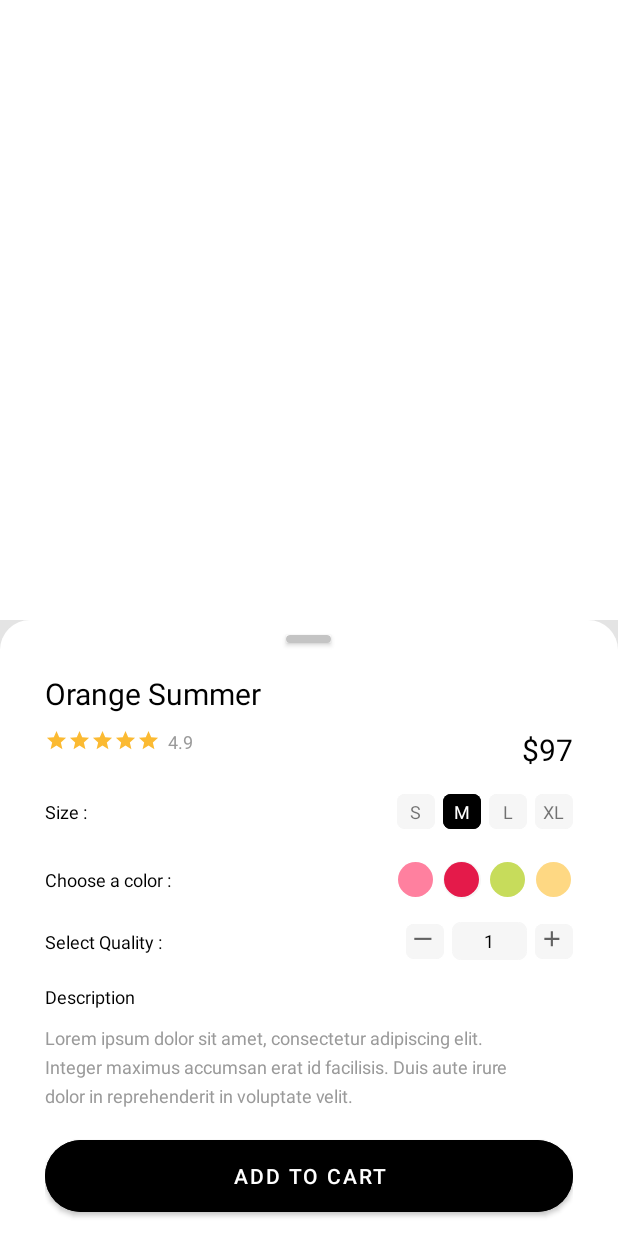
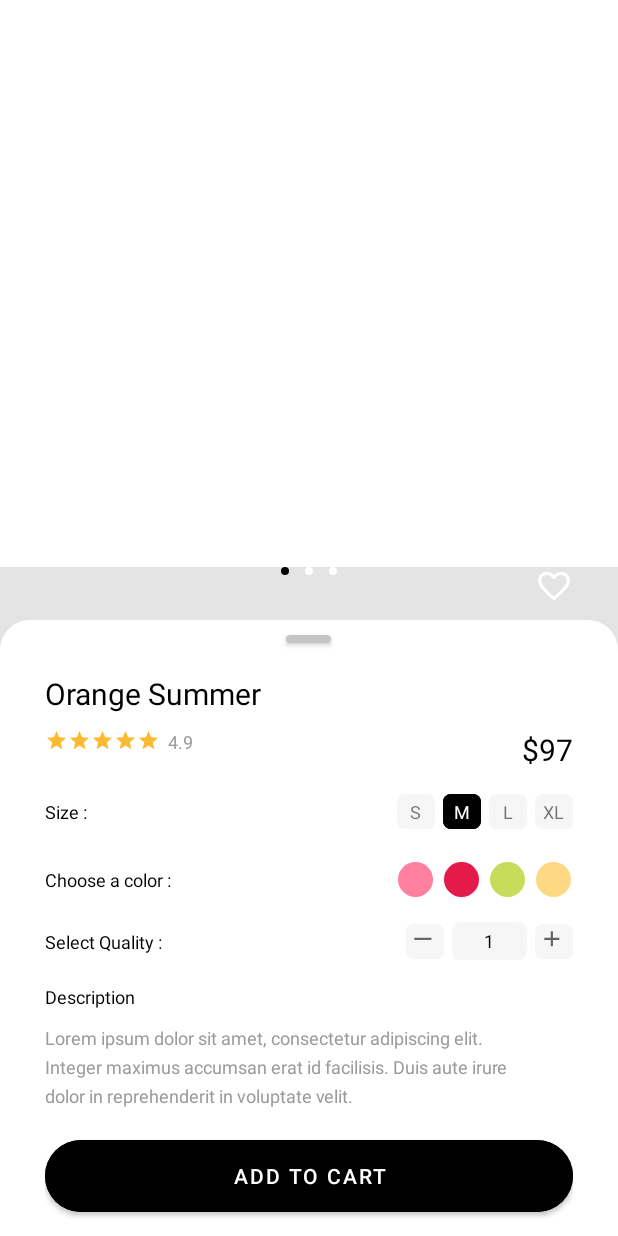
Before and after one commit to ETS-Android2/MindshopUI-Android, an Android app: the Sign screen opened directly, with no data from a screen before it, after a tap on "SEND PASSWORD", on a phone screen of 412 x 824 dp. Run offline under Robolectric (Android 15) with nearby library versions, the phone set to English and light mode, and no system bars; 2 other taps on this screen came first.

```diff
--- /dev/null
+++ b/app/src/main/res/drawable/white_heart.xml
@@ -0,0 +1,9 @@
+<vector xmlns:android="http://schemas.android.com/apk/res/android"
+    android:width="24dp"
+    android:height="24dp"
+    android:viewportWidth="24"
+    android:viewportHeight="24">
+    <path
+        android:pathData="M16.5,3c-1.74,0 -3.41,0.81 -4.5,2.09C10.91,3.81 9.24,3 7.5,3 4.42,3 2,5.42 2,8.5c0,3.78 3.4,6.86 8.55,11.54L12,21.35l1.45,-1.32C18.6,15.36 22,12.28 22,8.5 22,5.42 19.58,3 16.5,3zM12.1,18.55l-0.1,0.1 -0.1,-0.1C7.14,14.24 4,11.39 4,8.5 4,6.5 5.5,5 7.5,5c1.54,0 3.04,0.99 3.57,2.36h1.87C13.46,5.99 14.96,5 16.5,5c2,0 3.5,1.5 3.5,3.5 0,2.89 -3.14,5.74 -7.9,10.05z"
+        android:fillColor="@color/white"/>
+</vector>
--- a/app/src/main/res/layout/orderinfo_popup.xml
+++ b/app/src/main/res/layout/orderinfo_popup.xml
@@ -9,9 +9,61 @@
     <LinearLayout
         android:layout_width="match_parent"
         android:layout_height="wrap_content"
-        android:background="@drawable/popup_sheet"
         android:orientation="vertical"
         app:layout_constraintBottom_toBottomOf="parent">
+
+        <RelativeLayout
+            android:layout_width="match_parent"
+            android:layout_height="wrap_content"
+            android:layout_marginBottom="10dp">
+
+            <ImageView
+                android:layout_width="25dp"
+                android:layout_height="25dp"
+                android:layout_alignParentEnd="true"
+                android:layout_marginEnd="30dp"
+                android:contentDescription="@string/TODO"
+                android:src="@drawable/white_heart" />
+
+            <LinearLayout
+                android:layout_width="wrap_content"
+                android:layout_height="wrap_content"
+                android:layout_centerHorizontal="true">
+
+                <ImageView
+                    android:layout_width="5dp"
+                    android:layout_height="5dp"
+                    android:layout_centerInParent="true"
+                    android:layout_marginHorizontal="5dp"
+                    android:background="@drawable/circle"
+                    android:backgroundTint="@color/black"
+                    android:contentDescription="@string/TODO" />
+
+                <ImageView
+                    android:layout_width="5dp"
+                    android:layout_height="5dp"
+                    android:layout_centerInParent="true"
+                    android:layout_marginHorizontal="5dp"
+                    android:background="@drawable/circle"
+                    android:backgroundTint="@color/white"
+                    android:contentDescription="@string/TODO" />
+
+                <ImageView
+                    android:layout_width="5dp"
+                    android:layout_height="5dp"
+                    android:layout_centerInParent="true"
+                    android:layout_marginHorizontal="5dp"
+                    android:background="@drawable/circle"
+                    android:backgroundTint="@color/white"
+                    android:contentDescription="@string/TODO" />
+            </LinearLayout>
+        </RelativeLayout>
+
+        <LinearLayout
+            android:layout_width="match_parent"
+            android:layout_height="wrap_content"
+            android:background="@drawable/popup_sheet"
+            android:orientation="vertical">
 
 
             <LinearLayout
@@ -150,6 +202,7 @@
                             <RelativeLayout
                                 android:layout_width="wrap_content"
                                 android:layout_height="wrap_content">
+
                                 <com.google.android.material.button.MaterialButton
                                     android:layout_width="25dp"
                                     android:layout_height="35dp"
@@ -157,11 +210,12 @@
                                     android:backgroundTint="@color/_F6F6F6"
                                     android:stateListAnimator="@null"
                                     app:cornerRadius="5dp" />
+
                                 <ImageView
                                     android:layout_width="wrap_content"
-                                android:src="@drawable/minus_icon"
+                                    android:layout_height="wrap_content"
                                     android:layout_centerInParent="true"
-                                android:layout_height="wrap_content"/>
+                                    android:src="@drawable/minus_icon" />
                             </RelativeLayout>
 
                             <RelativeLayout
@@ -183,6 +237,7 @@
                             <RelativeLayout
                                 android:layout_width="wrap_content"
                                 android:layout_height="wrap_content">
+
                                 <com.google.android.material.button.MaterialButton
                                     android:layout_width="25dp"
                                     android:layout_height="35dp"
@@ -190,11 +245,12 @@
                                     android:backgroundTint="@color/_F6F6F6"
                                     android:stateListAnimator="@null"
                                     app:cornerRadius="5dp" />
+
                                 <ImageView
                                     android:layout_width="wrap_content"
-                                android:src="@drawable/plus_icon"
+                                    android:layout_height="wrap_content"
                                     android:layout_centerInParent="true"
-                                android:layout_height="wrap_content"/>
+                                    android:src="@drawable/plus_icon" />
                             </RelativeLayout>
                         </LinearLayout>
 
@@ -233,4 +289,5 @@
                     app:shapeAppearanceOverlay="@style/PillShapeAppearance" />
             </LinearLayout>
         </LinearLayout>
+    </LinearLayout>
 </androidx.constraintlayout.widget.ConstraintLayout>
--- a/app/src/main/res/menu/homepage_menuicon.xml
+++ b/app/src/main/res/menu/homepage_menuicon.xml
@@ -2,7 +2,7 @@
     xmlns:app="http://schemas.android.com/apk/res-auto">
     <item
         android:id="@+id/bellBTN"
-        android:icon="@drawable/bell_icon"
+        android:icon="@drawable/bellicon"
         app:showAsAction="ifRoom"
         android:title="Compose">
     </item>
```
Also changed, not shown: app/src/main/res/drawable/bellicon.xml (added, +23 -0 lines), app/src/main/res/drawable/charticon.xml (added, +23 -0 lines), app/src/main/res/drawable/pendingtag.xml (added, +11 -0 lines), app/src/main/res/layout/order_itemlayout.xml (+5 -4 lines), app/src/main/res/drawable-hdpi/bell_icon.png (deleted), app/src/main/res/drawable-hdpi/pending_tag.png (deleted), app/src/main/res/drawable-mdpi/bell_icon.png (deleted), app/src/main/res/drawable-mdpi/pending_tag.png (deleted), app/src/main/res/drawable-xhdpi/bell_icon.png (deleted), app/src/main/res/drawable-xhdpi/pending_tag.png (deleted), app/src/main/res/drawable-xxhdpi/bell_icon.png (deleted), app/src/main/res/drawable-xxhdpi/pending_tag.png (deleted), app/src/main/res/drawable-xxxhdpi/bell_icon.png (deleted), app/src/main/res/drawable-xxxhdpi/pending_tag.png (deleted). Lines whose indentation alone changed are shown as unchanged.
